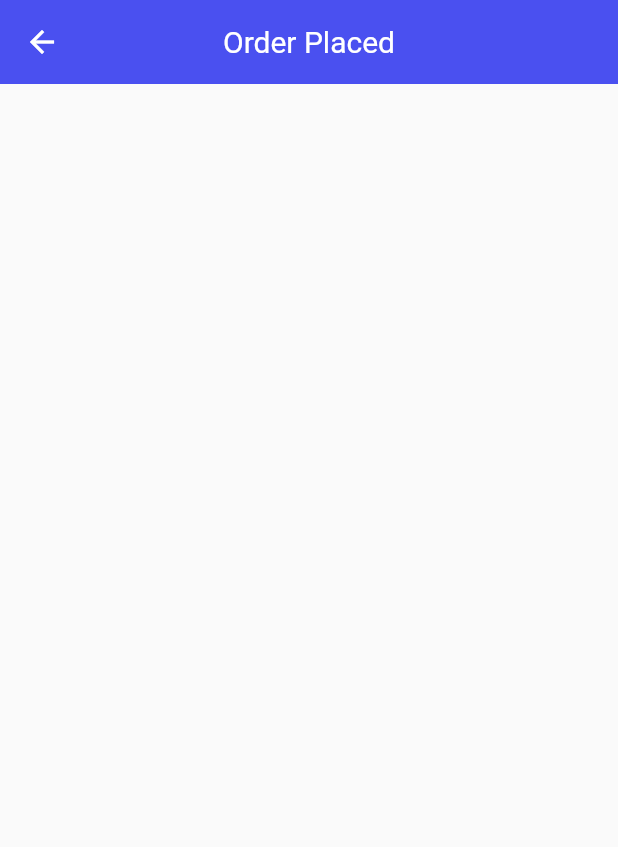
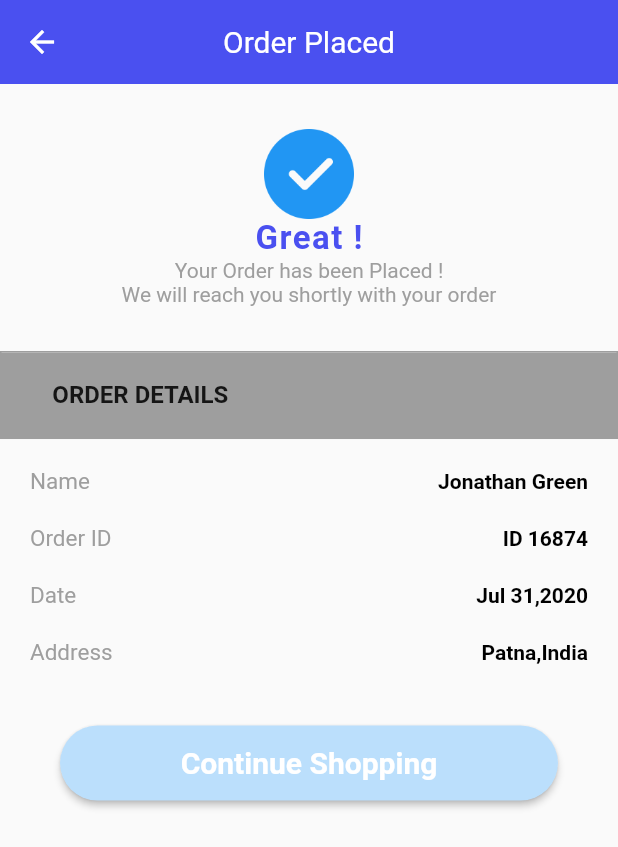
Before and after one commit to akshitachi/Better-e-commerce-app, a Flutter app: the OrderPlaced screen opened by its route, on a phone screen of 412 x 824 dp. Shown: the top 847 px of the screen. Run offline on Flutter 3.47's test engine with Material 2 defaults, Android fonts, the phone set to English and light mode, and no system bars; our stand-ins replace bottom_navy_bar, cloud_firestore, device_preview, firebase_auth, image_picker; accounts and stored records are empty.

Commit message:
completed UI

```diff
--- a/lib/screens/order_placed_screen.dart
+++ b/lib/screens/order_placed_screen.dart
@@ -21,6 +21,153 @@ class OrderPlaced extends StatelessWidget {
         backgroundColor: Color(0xff4A50F0),
         elevation: 0,
       ),
+      body: Center(
+        child: Column(
+          children: [
+            Padding(
+              padding: EdgeInsets.all(30.0),
+              child: Column(
+                mainAxisAlignment: MainAxisAlignment.spaceEvenly,
+                children: [
+                  Container(
+                    height: 60,
+                    width: 60,
+                    child: Image.asset(
+                      'assets/images/check.png',
+                    ),
+                  ),
+                  Text(
+                    'Great !',
+                    style: TextStyle(
+                      color: Color(0xff4A50F0),
+                      letterSpacing: 1,
+                      fontSize: 22,
+                      fontWeight: FontWeight.bold,
+                    ),
+                  ),
+                  Text(
+                    'Your Order has been Placed !\nWe will reach you shortly with your order',
+                    style: TextStyle(
+                      color: Colors.grey,
+                    ),
+                    textAlign: TextAlign.center,
+                  ),
+                ],
+              ),
+            ),
+            Container(
+              decoration: BoxDecoration(
+                border: Border.all(
+                  color: Colors.grey,
+                ),
+                boxShadow: [
+                  BoxShadow(
+                    color: Colors.grey,
+                    offset: Offset(0.0, 1.0), //(x,y)
+                    // blurRadius: 6.0,
+                  ),
+                ],
+              ),
+              width: double.infinity,
+              height: MediaQuery.of(context).size.height * 0.07,
+              child: Padding(
+                padding: EdgeInsets.all(10.0),
+                child: Row(
+                  mainAxisAlignment: MainAxisAlignment.spaceBetween,
+                  children: [
+                    Text(
+                      '      ORDER DETAILS',
+                      style: TextStyle(
+                        fontSize: 16,
+                        fontWeight: FontWeight.bold,
+                      ),
+                    ),
+                  ],
+                ),
+              ),
+            ),
+            Column(
+              children: [
+                buildPadding(
+                  'Name',
+                  'Jonathan Green',
+                ),
+                buildPadding(
+                  'Order ID',
+                  'ID 16874',
+                ),
+                buildPadding(
+                  'Date',
+                  'Jul 31,2020',
+                ),
+                buildPadding(
+                  'Address',
+                  'Patna,India',
+                ),
+              ],
+            ),
+            Padding(
+              padding: EdgeInsets.all(40.0),
+              child: Center(
+                child: Container(
+                  width: double.infinity,
+                  height: 50,
+                  child: RaisedButton(
+                    onPressed: () {
+                      Navigator.of(context)
+                          .pushReplacementNamed('/home-screen');
+                    },
+                    child: Text(
+                      'Continue Shopping',
+                      style: TextStyle(
+                        color: Colors.white,
+                        fontSize: 20,
+                        fontWeight: FontWeight.bold,
+                      ),
+                    ),
+                    color: Color(0xffBBDFFC),
+                    shape: RoundedRectangleBorder(
+                      borderRadius: BorderRadius.circular(30),
+                    ),
+                  ),
+                ),
+              ),
+            ),
+          ],
+        ),
+      ),
     );
   }
 }
+
+Widget buildPadding(String key, String value) {
+  return Padding(
+    padding: EdgeInsets.only(
+      right: 20.0,
+      left: 20.0,
+      top: 20.0,
+    ),
+    child: Row(
+      mainAxisAlignment: MainAxisAlignment.spaceBetween,
+      children: [
+        Text(
+          key,
+          style: TextStyle(
+            color: Colors.grey,
+            fontSize: 15,
+          ),
+        ),
+        SizedBox(
+          width: 100,
+        ),
+        Text(
+          value,
+          style: TextStyle(
+            color: Colors.black,
+            fontWeight: FontWeight.bold,
+          ),
+        ),
+      ],
+    ),
+  );
+}
```
Also changed, not shown: assets/images/check.png (added).
